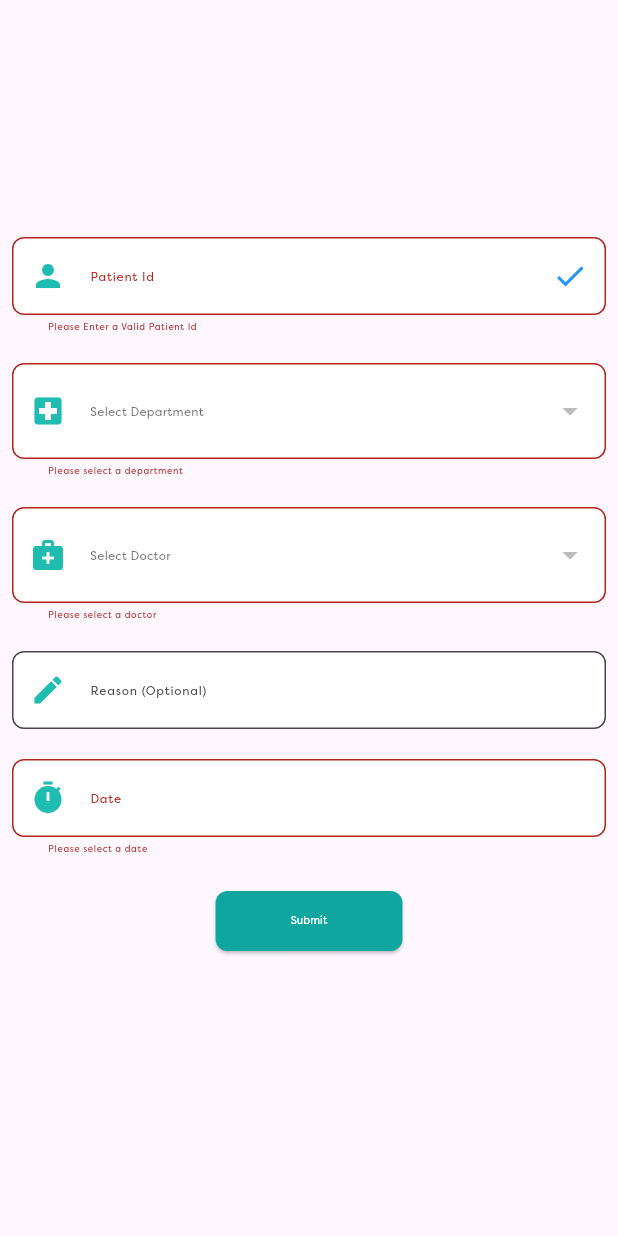
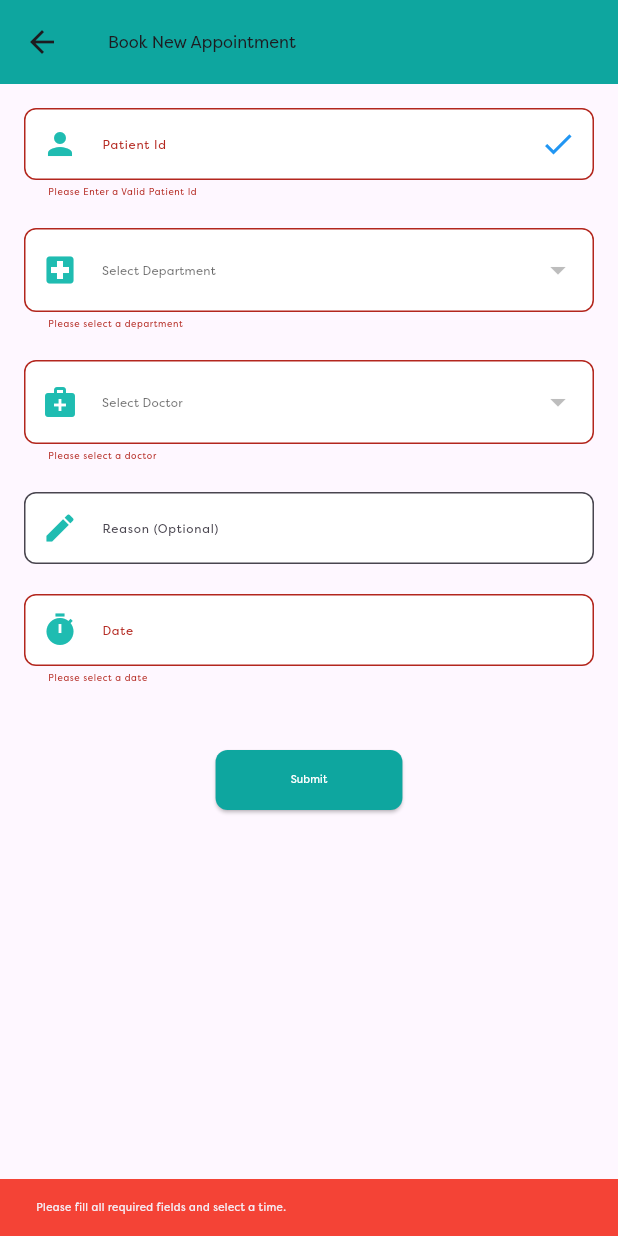
Before and after one commit to AvanzoCyberSecuritySolutions/Highland-website, a Flutter app: the NewBookings screen opened directly, after a tap on "Submit", on a phone screen of 412 x 824 dp. Run offline on Flutter 3.47's test engine with Material 3 defaults, Android fonts, the phone set to English and light mode, and no system bars; our stand-ins replace file_picker, flutter_map, flutter_svg, geolocator, latlong2, permission_handler; missing offline and left inert: mailer; network calls fail; project files that could hold a hidden picture were left out.

Commit message:
already_registered_file

```diff
--- a/lib/Already_registered.dart
+++ b/lib/Already_registered.dart
@@ -657,13 +657,10 @@
 
 // ----------------
 import 'dart:developer';
-
 import 'package:flutter/material.dart';
 import 'package:flutter_highland/BookingPatientController.dart';
+// ▼▼▼ ADDED MISSING IMPORT ▼▼▼
 import 'package:flutter_highland/constants/color_constant.dart';
-// import 'package:hms_web_project/constants/color_constants.dart';
-// import 'package:hms_web_project/presentation/dashboard_screen/controller/new_booking_controller.dart';
-// import 'package:hms_web_project/presentation/dashboard_screen/view/dashboardscreen.dart';
 import 'package:intl/intl.dart';
 import 'package:provider/provider.dart';
 
@@ -687,20 +684,22 @@ class _NewBookingsState extends State<NewBookings> {
   String? _selectedDoctorId;
   String? _selectedDepartment;
   String phoneNumber = "";
-//
   int? selectedindex;
 
   callFuction() async {
-    // await Provider.of<BookingPatientController>(context, listen: false)
-    //     .department();
-    await Provider.of<BookingPatientController>(context, listen: false)
+    // This check prevents errors if the widget is removed from the tree before the async operation completes.
+    if (mounted) {
+      Provider.of<BookingPatientController>(context, listen: false)
           .departmentAndDoctorSelection();
+    }
   }
 
   @override
   void initState() {
     super.initState();
+    WidgetsBinding.instance.addPostFrameCallback((_) {
       callFuction();
+    });
   }
 
   @override
@@ -724,41 +723,34 @@ class _NewBookingsState extends State<NewBookings> {
     picked = await showDatePicker(
       context: context,
       initialDate: DateTime.now(),
-      firstDate: DateTime(2000),
+      firstDate: DateTime.now(), // Users can't book appointments in the past
       lastDate: DateTime(2101),
     );
     if (picked != null) {
       setState(() {
         _dateController.text =
             DateFormat("yyyy-MM-dd").format(picked!.toLocal());
+        // Clear previous time selection when date changes
+        selectedindex = null;
       });
-    }
+      // Fetch new timeslots for the selected date
       selectingTimeslots(
           varprovider: varprovider,
           functionprovider: functionprovider,
           date: _dateController.text.trim());
+    }
   }
 
   selectingTimeslots(
       {required BookingPatientController varprovider,
       required BookingPatientController functionprovider,
       required String date}) async {
-    int itemid = 0;
-    for (var i = 0; i < varprovider.doctorList.length; i++) {
-      if (varprovider.doctorList[i] == _selectedDoctor) {
-        itemid = i;
-      }
-    }
-    // varprovider.timeList.clear();
-    // if (_dateController.text.isNotEmpty) {
-    //   await functionprovider
-    //       .doctorTime(varprovider.doctorsmodelclass.list?[itemid].empcode);
-    //   await functionprovider.doctorTimeSlots(
-    //     empid: varprovider.doctorsmodelclass.list?[itemid].empcode,
-    //     dept: _selectedDepartment,
-    //     date: DateFormat("dd-MM-yyyy").format(picked!.toLocal()),
-    //   );
-    // }
+    // Ensure a doctor is selected before fetching time slots
+    if (_selectedDoctor == null) return;
+
+    int itemid = varprovider.doctorList.indexOf(_selectedDoctor!);
+    if (itemid == -1) return; // Doctor not found, do nothing
+
     functionprovider.bookingTimeSlots(
       department: _selectedDepartment ?? '',
       firstName: varprovider.doctorList[itemid].split(' ').first,
@@ -771,31 +763,40 @@ class _NewBookingsState extends State<NewBookings> {
 
   @override
   Widget build(BuildContext context) {
-    // Size size = MediaQuery.sizeOf(context);
     var functionprovider =
         Provider.of<BookingPatientController>(context, listen: false);
     var varprovider = Provider.of<BookingPatientController>(context);
 
     fieldSubmitted() async {
       varprovider.doctorList.clear();
-      varprovider.deptList[0];
       varprovider.timeList.clear();
       await functionprovider.patientdata(patientidcontroller.text.trim());
-      if (varprovider.patientDetailsModel == null) {
+
+      if (!mounted) return;
+
+      if (varprovider.patientDetailsModel == null ||
+          varprovider.patientDetailsModel?.firstName == null) {
+        // Clear all fields if no patient is found
         _emailController.clear();
         _reasonController.clear();
         _dateController.clear();
         firstnamecontroller.clear();
         lastnamecontroller.clear();
         phnumbercontroller.clear();
+        setState(() {
+          _selectedDepartment = null;
+          _selectedDoctor = null;
+          _selectedDoctorId = null;
+          selectedindex = null;
+        });
+
         ScaffoldMessenger.of(context).showSnackBar(
           SnackBar(
-            content: const Text('No patient found'),
+            content: const Text('No patient found with that ID'),
             backgroundColor: ColorConstant.mainRed,
           ),
         );
       } else {
-        setState(() {});
         firstnamecontroller.text =
             varprovider.patientDetailsModel?.firstName ?? "";
         lastnamecontroller.text =
@@ -805,46 +806,47 @@ class _NewBookingsState extends State<NewBookings> {
         phnumbercontroller.text = varprovider.patientDetailsModel?.mobileNumber
                 ?.replaceRange(0, 6, "******") ??
             "";
+
+        // Update department and doctors safely
+        setState(() {
           _selectedDepartment = varprovider.patientDetailsModel?.department;
+        });
+
         await functionprovider.departmentAndDoctorSelection(
             dept: _selectedDepartment);
-        // await functionprovider.doctors(_selectedDepartment);
+
+        if (varprovider.doctorList.isNotEmpty) {
+          setState(() {
             _selectedDoctor = varprovider.doctorList[0];
-        _selectedDoctorId = varprovider.doctorIdList[0];
+          });
+        }
       }
     }
 
     return Scaffold(
-
+      // ▼▼▼ ADDED AppBar FOR BETTER UI ▼▼▼
+      appBar: AppBar(
+        title: const Text("Book New Appointment"),
+        backgroundColor: const Color(0xff0ea69f),
+      ),
       body: Padding(
-    padding: const EdgeInsets.all(8.0),
+        padding: const EdgeInsets.all(16.0),
         child: SingleChildScrollView(
-
-      child: Center(  // Center the whole form
-        child: Padding(
-          padding: const EdgeInsets.only(top: 150),
+          child: Center(
             child: Container(
-
-            constraints: BoxConstraints(maxWidth: 600),  // Limit the width
+              constraints: BoxConstraints(maxWidth: 600),
               child: Form(
                 key: _formKey,
+                // ▼▼▼ WRAPPED YOUR WIDGETS IN A COLUMN ▼▼▼
                 child: Column(
-                mainAxisAlignment: MainAxisAlignment.center,  // Vertically center the children
-                crossAxisAlignment: CrossAxisAlignment.center,  // Horizontally center the children
                   children: [
-
-                  // Centering the TextFormField widget
                     TextFormField(
                       controller: patientidcontroller,
                       focusNode: _focusNode,
                       decoration: InputDecoration(
-                      contentPadding: EdgeInsets.symmetric(vertical: 20, horizontal: 20),
-
                         labelText: 'Patient Id',
-                      prefixIcon: Icon(
-                        Icons.person,
-                         color: Color(0xFF1FBCB1),
-                      ),
+                        prefixIcon:
+                            Icon(Icons.person, color: Color(0xFF1FBCB1)),
                         filled: true,
                         fillColor: Colors.white,
                         border: OutlineInputBorder(
@@ -855,10 +857,7 @@ class _NewBookingsState extends State<NewBookings> {
                             _focusNode.requestFocus();
                             await fieldSubmitted();
                           },
-                        icon: const Icon(
-                          Icons.check,
-                          color: Colors.blue,
-                        ),
+                          icon: const Icon(Icons.check, color: Colors.blue),
                         ),
                       ),
                       onFieldSubmitted: (value) async {
@@ -873,16 +872,12 @@ class _NewBookingsState extends State<NewBookings> {
                       },
                     ),
                     const SizedBox(height: 20.0),
-                  // Department Dropdown
                     DropdownButtonFormField<String>(
                       value: _selectedDepartment,
                       hint: const Text('Select Department'),
                       decoration: InputDecoration(
-                      prefixIcon: Icon(
-                        Icons.local_hospital,
-                         color: Color(0xFF1FBCB1),
-                      ),
-                      contentPadding: EdgeInsets.symmetric(vertical: 20, horizontal: 20),
+                        prefixIcon: Icon(Icons.local_hospital,
+                            color: Color(0xFF1FBCB1)),
                         filled: true,
                         fillColor: Colors.white,
                         border: OutlineInputBorder(
@@ -898,10 +893,19 @@ class _NewBookingsState extends State<NewBookings> {
                       onChanged: (newValue) async {
                         setState(() {
                           _selectedDepartment = newValue;
+                          _selectedDoctor = null; // Reset doctor selection
+                          varprovider.doctorList
+                              .clear(); // Clear old doctor list
+                          varprovider.timeList.clear();
+                          selectedindex = null;
                         });
                         await functionprovider.departmentAndDoctorSelection(
                             dept: _selectedDepartment!);
+                        if (varprovider.doctorList.isNotEmpty) {
+                          setState(() {
                             _selectedDoctor = varprovider.doctorList[0];
+                          });
+                        }
                       },
                       validator: (value) {
                         if (value == null || value.isEmpty) {
@@ -911,16 +915,12 @@ class _NewBookingsState extends State<NewBookings> {
                       },
                     ),
                     const SizedBox(height: 20.0),
-                  // Doctor Dropdown
                     DropdownButtonFormField<String>(
                       value: _selectedDoctor,
                       hint: const Text('Select Doctor'),
                       decoration: InputDecoration(
-                      prefixIcon: Icon(
-                        Icons.medical_services,
-                         color: Color(0xFF1FBCB1),
-                      ),
-                      contentPadding: EdgeInsets.symmetric(vertical: 20, horizontal: 20),
+                        prefixIcon: Icon(Icons.medical_services,
+                            color: Color(0xFF1FBCB1)),
                         filled: true,
                         fillColor: Colors.white,
                         border: OutlineInputBorder(
@@ -936,9 +936,16 @@ class _NewBookingsState extends State<NewBookings> {
                       onChanged: (newValue) async {
                         setState(() {
                           _selectedDoctor = newValue;
+                          varprovider.timeList.clear(); // Clear old time slots
+                          selectedindex = null;
                         });
-                      await functionprovider.departmentAndDoctorSelection(
-                          dept: _selectedDepartment);
+                        // Re-fetch time slots if date is already selected
+                        if (_dateController.text.isNotEmpty) {
+                          await selectingTimeslots(
+                              varprovider: varprovider,
+                              functionprovider: functionprovider,
+                              date: _dateController.text.trim());
+                        }
                       },
                       validator: (value) {
                         if (value == null || value.isEmpty) {
@@ -948,16 +955,11 @@ class _NewBookingsState extends State<NewBookings> {
                       },
                     ),
                     const SizedBox(height: 20.0),
-                  // Reason TextField
                     TextFormField(
                       controller: _reasonController,
                       decoration: InputDecoration(
-                      contentPadding: EdgeInsets.symmetric(vertical: 20, horizontal: 20),
                         labelText: 'Reason (Optional)',
-                      prefixIcon: Icon(
-                        Icons.edit,
-                        color: Color(0xFF1FBCB1),
-                      ),
+                        prefixIcon: Icon(Icons.edit, color: Color(0xFF1FBCB1)),
                         filled: true,
                         fillColor: Colors.white,
                         border: OutlineInputBorder(
@@ -966,17 +968,11 @@ class _NewBookingsState extends State<NewBookings> {
                       ),
                     ),
                     const SizedBox(height: 20.0),
-
-                  // Date TextField
                     TextFormField(
                       controller: _dateController,
                       decoration: InputDecoration(
-                      contentPadding: EdgeInsets.symmetric(vertical: 20, horizontal: 20),
                         labelText: 'Date',
-                      prefixIcon: Icon(
-                        Icons.timer,
-                        color: Color(0xFF1FBCB1),
-                      ),
+                        prefixIcon: Icon(Icons.timer, color: Color(0xFF1FBCB1)),
                         filled: true,
                         fillColor: Colors.white,
                         border: OutlineInputBorder(
@@ -996,12 +992,64 @@ class _NewBookingsState extends State<NewBookings> {
                           varprovider: varprovider),
                     ),
                     const SizedBox(height: 20.0),
+                    // Your time slot logic can be added here
+                    if (varprovider.timeList.isNotEmpty)
+                      Wrap(
+                        spacing: 8.0,
+                        runSpacing: 8.0,
+                        children:
+                            List.generate(varprovider.timeList.length, (index) {
+                          final isSelected = selectedindex == index;
+                          final isBooked = !varprovider.selectedtimeList
+                              .contains(varprovider.timeList[index]);
 
-                  // Submit Button
+                          return ChoiceChip(
+                            label: Text(varprovider.timeList[index]),
+                            selected: isSelected,
+                            onSelected: isBooked
+                                ? null
+                                : (bool selected) {
+                                    setState(() {
+                                      selectedindex = selected ? index : null;
+                                    });
+                                  },
+                            selectedColor: ColorConstant.mainGreen,
+                            disabledColor: Colors.grey.shade300,
+                            backgroundColor: Colors.white,
+                            labelStyle: TextStyle(
+                              color: isBooked
+                                  ? Colors.grey
+                                  : (isSelected ? Colors.white : Colors.black),
+                            ),
+                          );
+                        }),
+                      ),
+
+                    const SizedBox(height: 20.0),
                     Center(
                       child: ElevatedButton(
                         onPressed: () async {
-                        if (_formKey.currentState!.validate()) {
+                          if (_formKey.currentState!.validate() &&
+                              selectedindex != null) {
+                            // ▼▼▼ CORRECTED: Safe null check before accessing time ▼▼▼
+                            String? selectedTime;
+                            if (selectedindex! <
+                                varprovider.doctorTimelistModel.slots!.length) {
+                              selectedTime = varprovider.doctorTimelistModel
+                                  .slots?[selectedindex!].time;
+                            }
+
+                            if (selectedTime == null) {
+                              ScaffoldMessenger.of(context).showSnackBar(
+                                SnackBar(
+                                  content: const Text(
+                                      'Please select a valid time slot.'),
+                                  backgroundColor: ColorConstant.mainRed,
+                                ),
+                              );
+                              return;
+                            }
+
                             await functionprovider.patientBooking(
                               patientId: patientidcontroller.text.trim(),
                               fName: firstnamecontroller.text.trim(),
@@ -1013,20 +1061,23 @@ class _NewBookingsState extends State<NewBookings> {
                               doc_lastname: _selectedDoctor!.split(' ').last,
                               reason: _reasonController.text.trim(),
                               date: _dateController.text.trim(),
-                            start_time: varprovider.doctorTimelistModel
-                                    .slots?[selectedindex!].time ??
-                                '',
+                              start_time: selectedTime,
                             );
-                          varprovider.isSuccessful == true
-                              ? showDialog(
+
+                            if (!mounted) return;
+
+                            if (varprovider.isSuccessful == true) {
+                              showDialog(
                                 context: context,
                                 builder: (context) {
                                   return AlertDialog(
-                                      title: Text("You are successfully appointed"),
+                                    title:
+                                        Text("You are successfully appointed"),
                                     actions: [
                                       TextButton(
                                         child: Text("Back"),
                                         onPressed: () {
+                                          // Resetting logic
                                           patientidcontroller.clear();
                                           _emailController.clear();
                                           _reasonController.clear();
@@ -1034,27 +1085,39 @@ class _NewBookingsState extends State<NewBookings> {
                                           firstnamecontroller.clear();
                                           lastnamecontroller.clear();
                                           phnumbercontroller.clear();
+                                          functionprovider
+                                              .clearPatientDetails(); // Clear model data
+                                          // ▼▼▼ CORRECTED: Use setState to update UI ▼▼▼
+                                          setState(() {
                                             varprovider.deptList.clear();
-                                            varprovider.doctorIdList.clear();
                                             varprovider.doctorList.clear();
                                             varprovider.timeList.clear();
-                                            varprovider.selectedtimeList.clear();
                                             _selectedDepartment = null;
                                             _selectedDoctor = null;
-                                            _selectedDoctorId = null;
                                             selectedindex = null;
-
-                                            setState(() {});
+                                          });
+                                          callFuction(); // Re-fetch initial departments
                                           Navigator.pop(context);
                                         },
                                       ),
                                     ],
                                   );
                                 },
-                                )
-                              : ScaffoldMessenger.of(context).showSnackBar(
+                              );
+                            } else {
+                              ScaffoldMessenger.of(context).showSnackBar(
                                 SnackBar(
-                                    content: const Text('Appointment not Booked'),
+                                  content: const Text(
+                                      'Appointment not Booked. The slot may be taken.'),
+                                  backgroundColor: ColorConstant.mainRed,
+                                ),
+                              );
+                            }
+                          } else {
+                            ScaffoldMessenger.of(context).showSnackBar(
+                              SnackBar(
+                                content: const Text(
+                                    'Please fill all required fields and select a time.'),
                                 backgroundColor: ColorConstant.mainRed,
                               ),
                             );
@@ -1077,16 +1140,12 @@ class _NewBookingsState extends State<NewBookings> {
                   ],
                 ),
               ),
-
-
-
             ),
           ),
         ),
       ),
-        ),
-
     );
+  }
 }
 
 Widget timeSlotHelp(
@@ -1109,4 +1168,3 @@ class _NewBookingsState extends State<NewBookings> {
     ],
   );
 }
-}
```
Also changed, not shown: lib/NewPatientregistration.dart (+3 -5 lines). Lines whose indentation alone changed are shown as unchanged.
